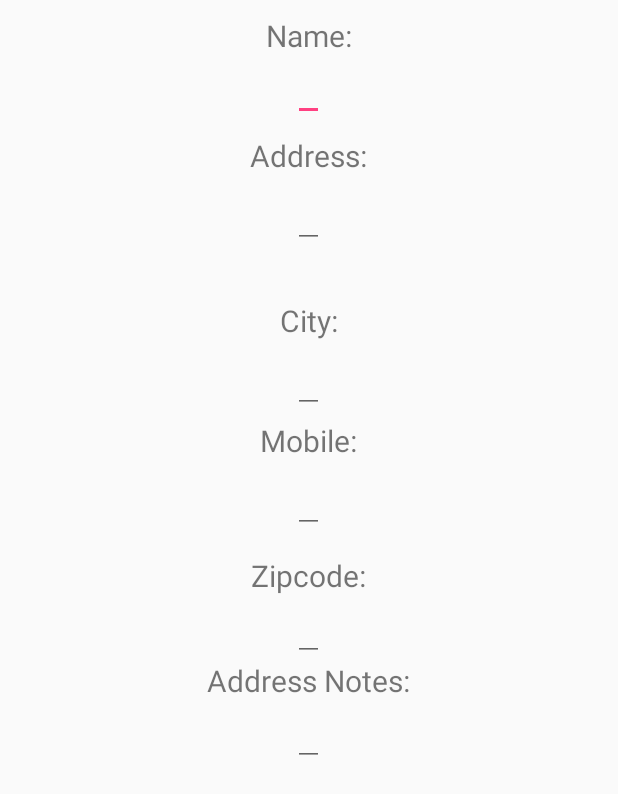
After one commit to Moshrooman/BlackGarlic, an Android app: the MyAccount screen opened directly, with no data from a screen before it, on a phone screen of 412 x 824 dp. The commit adds this screen. Shown: the top 794 px of the screen. Run offline under Robolectric (Android 15) with nearby library versions, the phone set to English and light mode, and no system bars; our stand-ins replace Volley; network calls fail; 6 statements that could not run were skipped.

Commit message:
Finished Login process and created simple my account page

```diff
--- /dev/null
+++ b/app/src/main/java/id/blackgarlic/blackgarlic/MyAccount.java
@@ -0,0 +1,54 @@
+package id.blackgarlic.blackgarlic;
+
+import android.content.Intent;
+import android.os.Bundle;
+import android.support.design.widget.FloatingActionButton;
+import android.support.design.widget.Snackbar;
+import android.support.v7.app.AppCompatActivity;
+import android.support.v7.widget.Toolbar;
+import android.view.KeyEvent;
+import android.view.View;
+import android.widget.EditText;
+
+import id.blackgarlic.blackgarlic.model.UserCredentials;
+
+public class MyAccount extends AppCompatActivity {
+
+    private static UserCredentials userCredentials;
+
+    @Override
+    protected void onCreate(Bundle savedInstanceState) {
+        super.onCreate(savedInstanceState);
+        setContentView(R.layout.activity_my_account);
+
+        userCredentials = LogInScreen.getUserCredentials();
+
+        //All EditTexts:
+
+        EditText nameEditText = (EditText) findViewById(R.id.nameEditText);
+        EditText addressEditText = (EditText) findViewById(R.id.addressEditText);
+        EditText cityEditText = (EditText) findViewById(R.id.cityEditText);
+        EditText mobileEditText = (EditText) findViewById(R.id.mobileEditText);
+        EditText zipcodeEditText = (EditText) findViewById(R.id.zipcodeEditText);
+        EditText addressnotesEditText = (EditText) findViewById(R.id.addressnotesEditText);
+
+        nameEditText.setText(userCredentials.getCustomer_name());
+        addressEditText.setText(userCredentials.getAddress_content());
+        cityEditText.setText(userCredentials.getCity());
+        mobileEditText.setText(userCredentials.getMobile());
+        zipcodeEditText.setText(userCredentials.getZipcode());
+        addressnotesEditText.setText(userCredentials.getAddress_notes());
+
+
+    }
+
+    @Override
+    public boolean onKeyDown(int keyCode, KeyEvent event) {
+        if (keyCode == KeyEvent.KEYCODE_BACK) {
+            Intent mainActivityIntent = new Intent(MyAccount.this, MainActivity.class);
+            startActivity(mainActivityIntent);
+            finish();
+        }
+        return super.onKeyDown(keyCode, event);
+    }
+}
--- /dev/null
+++ b/app/src/main/res/layout/activity_my_account.xml
@@ -0,0 +1,19 @@
+<?xml version="1.0" encoding="utf-8"?>
+<android.support.design.widget.CoordinatorLayout xmlns:android="http://schemas.android.com/apk/res/android"
+    xmlns:app="http://schemas.android.com/apk/res-auto"
+    xmlns:tools="http://schemas.android.com/tools"
+    android:layout_width="match_parent"
+    android:layout_height="match_parent"
+    android:fitsSystemWindows="true"
+    tools:context="id.blackgarlic.blackgarlic.MyAccount">
+
+    <android.support.design.widget.AppBarLayout
+        android:layout_width="match_parent"
+        android:layout_height="wrap_content"
+        android:theme="@style/AppTheme.AppBarOverlay">
+
+    </android.support.design.widget.AppBarLayout>
+
+    <include layout="@layout/content_my_account" />
+
+</android.support.design.widget.CoordinatorLayout>
--- /dev/null
+++ b/app/src/main/res/layout/content_my_account.xml
@@ -0,0 +1,114 @@
+<?xml version="1.0" encoding="utf-8"?>
+<RelativeLayout xmlns:android="http://schemas.android.com/apk/res/android"
+    xmlns:app="http://schemas.android.com/apk/res-auto"
+    xmlns:tools="http://schemas.android.com/tools"
+    android:layout_width="match_parent"
+    android:layout_height="match_parent"
+    app:layout_behavior="@string/appbar_scrolling_view_behavior"
+    tools:context="id.blackgarlic.blackgarlic.MyAccount"
+    tools:showIn="@layout/activity_my_account">
+
+    <TextView
+        android:layout_width="wrap_content"
+        android:layout_height="wrap_content"
+        android:text="Name:"
+        android:layout_centerHorizontal="true"
+        android:textSize="20dp"
+        android:layout_marginTop="10dp"
+        />
+
+    <EditText
+        android:layout_width="wrap_content"
+        android:layout_height="wrap_content"
+        android:layout_centerHorizontal="true"
+        android:layout_marginTop="35dp"
+        android:id="@+id/nameEditText"
+        />
+
+    <TextView
+        android:layout_width="wrap_content"
+        android:layout_height="wrap_content"
+        android:text="Address:"
+        android:textSize="20dp"
+        android:layout_marginTop="90dp"
+        android:layout_centerHorizontal="true"
+        />
+
+    <EditText
+        android:layout_width="wrap_content"
+        android:layout_height="wrap_content"
+        android:layout_centerHorizontal="true"
+        android:layout_marginTop="120dp"
+        android:id="@+id/addressEditText"
+        />
+
+    <TextView
+        android:layout_width="wrap_content"
+        android:layout_height="wrap_content"
+        android:text="City:"
+        android:textSize="20dp"
+        android:layout_marginTop="200dp"
+        android:layout_centerHorizontal="true"
+        />
+
+
+    <EditText
+        android:layout_width="wrap_content"
+        android:layout_height="wrap_content"
+        android:layout_centerHorizontal="true"
+        android:layout_marginTop="230dp"
+        android:id="@+id/cityEditText"
+        />
+
+    <TextView
+        android:layout_width="wrap_content"
+        android:layout_height="wrap_content"
+        android:text="Mobile:"
+        android:textSize="20dp"
+        android:layout_marginTop="280dp"
+        android:layout_centerHorizontal="true"
+        />
+
+    <EditText
+        android:layout_width="wrap_content"
+        android:layout_height="wrap_content"
+        android:layout_centerHorizontal="true"
+        android:layout_marginTop="310dp"
+        android:id="@+id/mobileEditText"
+        />
+
+    <TextView
+        android:layout_width="wrap_content"
+        android:layout_height="wrap_content"
+        android:text="Zipcode:"
+        android:textSize="20dp"
+        android:layout_marginTop="370dp"
+        android:layout_centerHorizontal="true"
+        />
+
+    <EditText
+        android:layout_width="wrap_content"
+        android:layout_height="wrap_content"
+        android:layout_centerHorizontal="true"
+        android:layout_marginTop="395dp"
+        android:id="@+id/zipcodeEditText"
+        />
+
+    <TextView
+        android:layout_width="wrap_content"
+        android:layout_height="wrap_content"
+        android:text="Address Notes:"
+        android:textSize="20dp"
+        android:layout_marginTop="440dp"
+        android:layout_centerHorizontal="true"
+        />
+
+    <EditText
+        android:layout_width="wrap_content"
+        android:layout_height="wrap_content"
+        android:layout_centerHorizontal="true"
+        android:layout_marginTop="465dp"
+        android:id="@+id/addressnotesEditText"
+        />
+
+</RelativeLayout>
--- a/app/src/main/res/values/strings.xml
+++ b/app/src/main/res/values/strings.xml
@@ -8,4 +8,5 @@
     <string name="title_activity_test">Test</string>
     <string name="title_activity_pop_up_you_tube">PopUpYouTube</string>
     <string name="title_activity_log_in_screen">LogInScreen</string>
+    <string name="title_activity_my_account">MyAccount</string>
 </resources>
```
Also changed, not shown: app/src/main/AndroidManifest.xml (+7 -3 lines), app/src/main/java/id/blackgarlic/blackgarlic/LogInScreen.java (+29 -2 lines), app/src/main/java/id/blackgarlic/blackgarlic/MainActivity.java (+18 -0 lines), app/src/main/java/id/blackgarlic/blackgarlic/model/UserCredentials.java (added, +68 -0 lines), app/src/main/res/layout/content_log_in_screen.xml (+22 -1 lines), app/src/main/res/layout/content_main.xml (+10 -0 lines).
